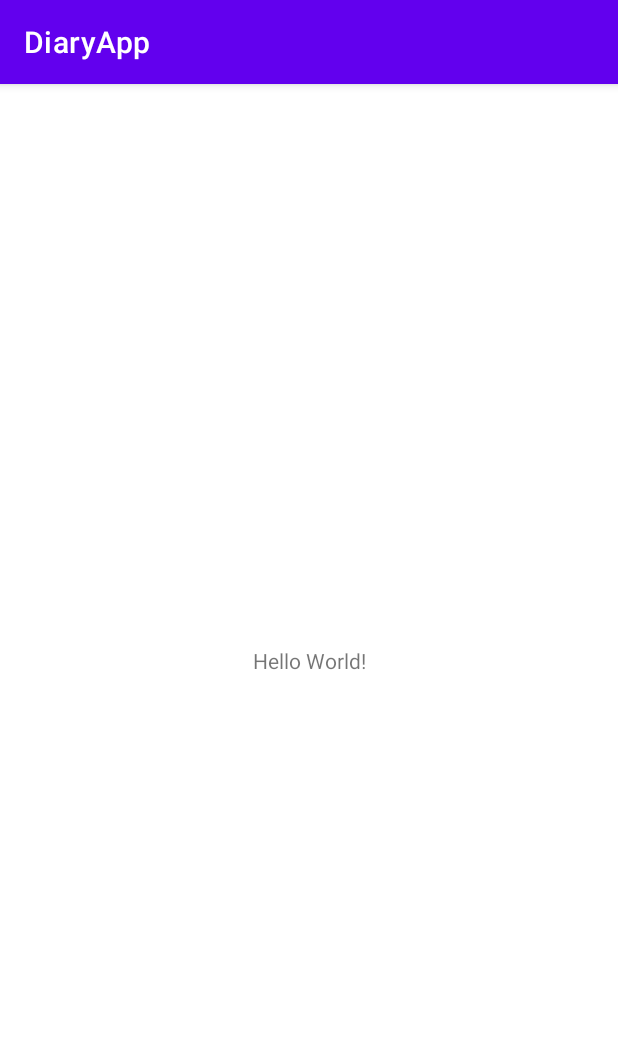
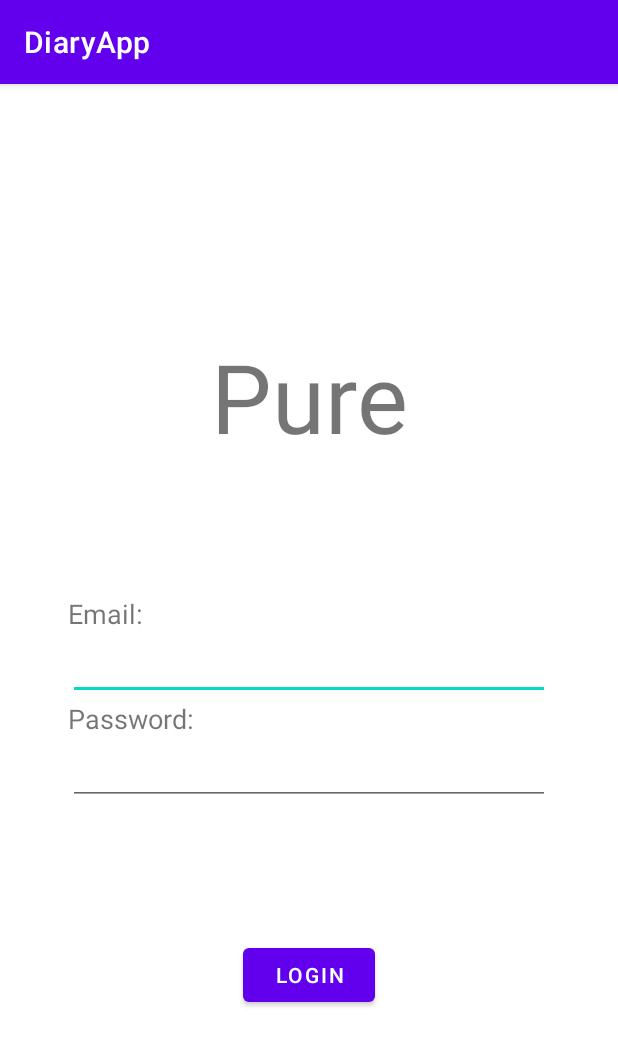
Before and after one commit to joshcrispo/DiaryApp, an Android app: the screen it shows after launch (MainActivity), on a phone screen of 412 x 824 dp. Shown: the top 1046 px of the screen. Run offline under Robolectric (Android 15) with nearby library versions, the phone set to English and light mode, and no system bars.

Commit message:
Added login screen

```diff
--- a/app/src/main/res/layout/activity_main.xml
+++ b/app/src/main/res/layout/activity_main.xml
@@ -1,18 +1,94 @@
 <?xml version="1.0" encoding="utf-8"?>
-<androidx.constraintlayout.widget.ConstraintLayout xmlns:android="http://schemas.android.com/apk/res/android"
+<LinearLayout
+    xmlns:android="http://schemas.android.com/apk/res/android"
     xmlns:app="http://schemas.android.com/apk/res-auto"
     xmlns:tools="http://schemas.android.com/tools"
     android:layout_width="match_parent"
     android:layout_height="match_parent"
-    tools:context=".MainActivity">
+    android:orientation="vertical">
 
-    <TextView
-        android:layout_width="wrap_content"
-        android:layout_height="wrap_content"
-        android:text="Hello World!"
-        app:layout_constraintBottom_toBottomOf="parent"
-        app:layout_constraintEnd_toEndOf="parent"
-        app:layout_constraintStart_toStartOf="parent"
-        app:layout_constraintTop_toTopOf="parent" />
+    <LinearLayout
+        android:layout_width="fill_parent"
+        android:layout_height="fill_parent"
+        android:orientation="vertical"
+        android:layout_marginLeft="30dp"
+        android:layout_marginRight="30dp"
+        android:layout_marginTop="150dp"
+        android:layout_marginBottom="150dp">
 
-</androidx.constraintlayout.widget.ConstraintLayout>
+        <TextView
+            android:layout_width="fill_parent"
+            android:layout_height="wrap_content"
+            android:text="@string/header"
+            android:textAlignment="center"
+            android:textSize="64sp"
+            android:layout_marginLeft="15dp"
+            android:layout_marginRight="15dp"
+            android:layout_marginTop="15dp"/>
+
+        <LinearLayout
+            android:layout_width="match_parent"
+            android:layout_height="match_parent"
+            android:orientation="horizontal">
+            <LinearLayout
+                android:layout_width="wrap_content"
+                android:layout_height="match_parent"
+                android:orientation="vertical"
+                android:layout_weight="9">
+                <LinearLayout
+                    android:layout_width="fill_parent"
+                    android:layout_height="match_parent"
+                    android:orientation="vertical"
+                    android:layout_marginTop="15dp"
+                    android:layout_weight="1"
+                    android:gravity="bottom">
+                    <TextView
+                        android:layout_width="fill_parent"
+                        android:layout_height="wrap_content"
+                        android:text="@string/email"
+                        android:textSize="18sp"
+                        android:layout_marginLeft="15dp"
+                        android:layout_marginRight="15dp" />
+                    <EditText
+                        android:id="@+id/login_email"
+                        android:inputType="textEmailAddress"
+                        android:layout_width="match_parent"
+                        android:layout_height="wrap_content"
+                        android:layout_marginLeft="15dp"
+                        android:layout_marginRight="15dp" />
+                </LinearLayout>
+
+                <LinearLayout
+                    android:layout_width="fill_parent"
+                    android:layout_height="match_parent"
+                    android:layout_weight="1"
+                    android:orientation="vertical">
+
+                    <TextView
+                        android:layout_width="fill_parent"
+                        android:layout_height="wrap_content"
+                        android:layout_marginLeft="15dp"
+                        android:layout_marginRight="15dp"
+                        android:text="@string/pass"
+                        android:textSize="18sp" />
+
+                    <EditText
+                        android:id="@+id/login_pass"
+                        android:layout_width="fill_parent"
+                        android:layout_height="wrap_content"
+                        android:layout_marginLeft="15dp"
+                        android:layout_marginRight="15dp"
+                        android:inputType="textPassword" />
+                </LinearLayout>
+
+                <Button
+                    android:id="@+id/buttonlog"
+                    android:layout_width="wrap_content"
+                    android:layout_height="wrap_content"
+                    android:layout_gravity="center_horizontal"
+                    android:text="Login" />
+            </LinearLayout>
+
+        </LinearLayout>
+    </LinearLayout>
+</LinearLayout>
--- a/app/src/main/res/values/strings.xml
+++ b/app/src/main/res/values/strings.xml
@@ -1,3 +1,6 @@
 <resources>
     <string name="app_name">DiaryApp</string>
+    <string name="header">Pure</string>
+    <string name="email">Email:</string>
+    <string name="pass">Password:</string>
 </resources>
```
